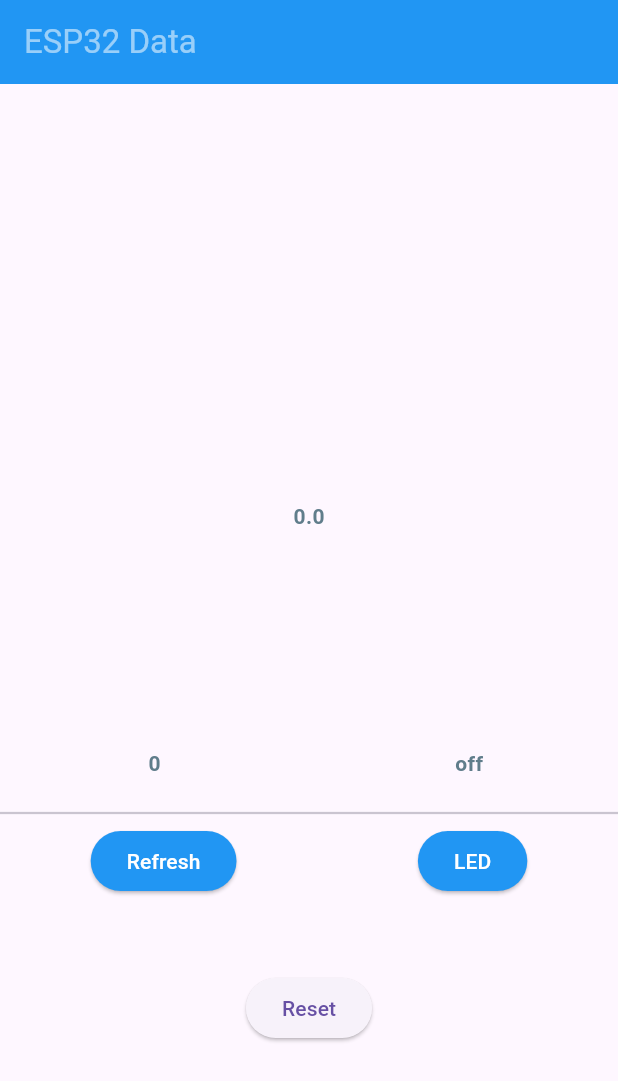
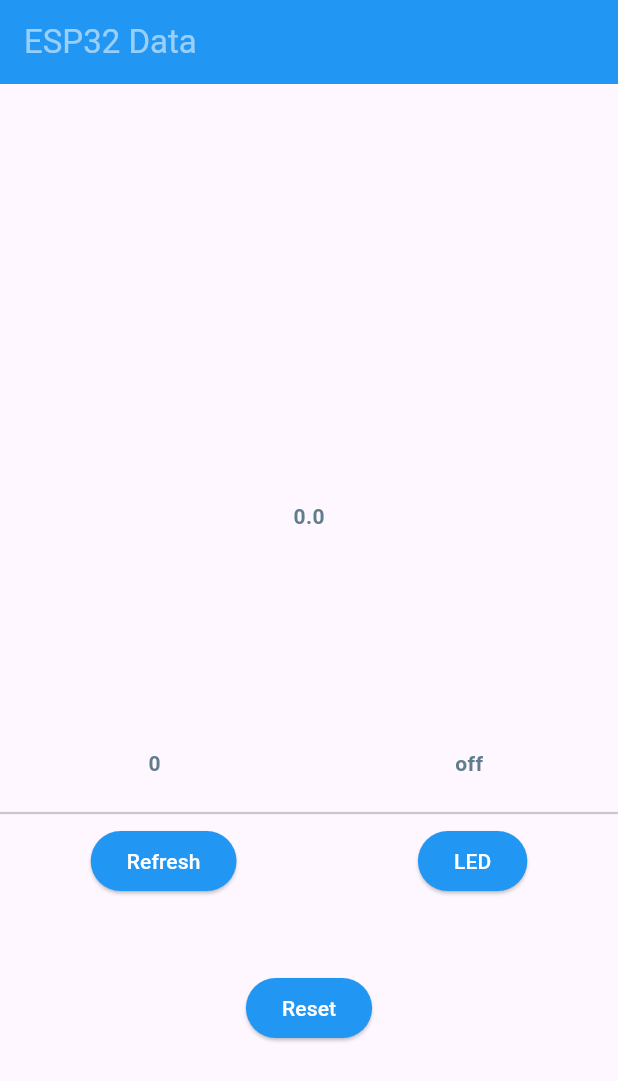
Before and after one commit to saeedworkemail2020-afk/for_connection, a Flutter app: the screen it shows after launch, after a tap on "Reset", on a phone screen of 412 x 824 dp. Shown: the top 1081 px of the screen. Run offline on Flutter 3.47's test engine with Material 3 defaults, Android fonts, the phone set to English and light mode, and no system bars; our stand-ins replace get; network calls fail.

Commit message:
Clean:replace reset button and revmove a bad code

```diff
--- a/lib/Featuers/Home/home_model.dart
+++ b/lib/Featuers/Home/home_model.dart
@@ -42,6 +42,9 @@ class HomeModel extends GetxController {
           services.sendled();
         } else if (action == 'Refresh') {
           mydata.value = await services.get();
+        } else if (action == 'Reset') {
+          services.sendreset();
+          mydata.value = '0';
         }
       },
       child: Text(action),
@@ -63,7 +66,6 @@ class SemiCircleProgressPainter extends CustomPainter {
       ..strokeCap = StrokeCap.round
       ..color = Colors.blue;
 
-    // شروع از بالا-چپ و کشیدن به اندازه یک نیم‌دایره
     canvas.drawArc(rect, -pi, pi * progress, false, paint);
   }
 
--- a/lib/Featuers/Home/home_services.dart
+++ b/lib/Featuers/Home/home_services.dart
@@ -20,7 +20,7 @@ class HomeServices extends GetxController {
 
         mydata = data["number"].toString();
       } else {
-        mydata = response.statusCode.toString();
+        // mydata = response.statusCode.toString();
       }
     } catch (e) {
       mydata = "0";
--- a/lib/Featuers/Home/home_view.dart
+++ b/lib/Featuers/Home/home_view.dart
@@ -79,13 +79,7 @@ class _HomeViewState extends State<HomeView> {
                   children: [model.button("Refresh"), model.button("LED")],
                 ),
                 SizedBox(height: 50),
-                ElevatedButton(
-                  onPressed: () {
-                    services.sendreset();
-                    model.mydata.value = '0';
-                  },
-                  child: Text("Reset"),
-                ),
+                model.button("Reset"),
               ],
             ),
           ],
```
